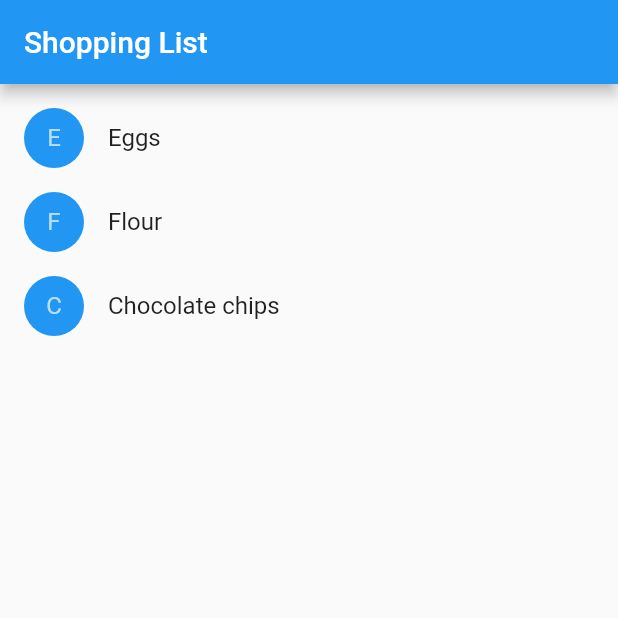
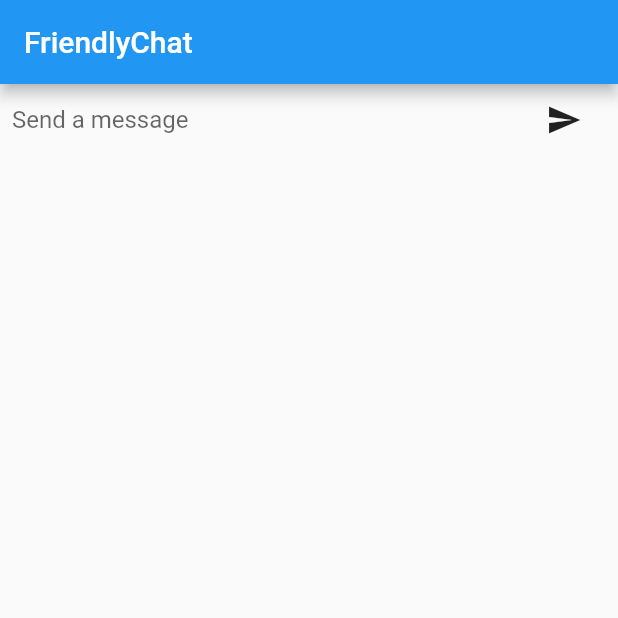
Before and after one commit to pizhihui/flutter_play, a Flutter app: the screen it shows after launch, on a phone screen of 412 x 824 dp, the top half of it. Run offline on Flutter 3.47's test engine with Material 2 defaults, Android fonts, the phone set to English and light mode, and no system bars.

Commit message:
聊天的一个demo代码

```diff
--- /dev/null
+++ b/lib/chatdemo/chat_screen.dart
@@ -0,0 +1,47 @@
+import 'package:flutter/material.dart';
+
+
+
+class ChatScreen extends StatefulWidget {
+  @override
+  _ChatScreenState createState() => _ChatScreenState();
+}
+
+class _ChatScreenState extends State<ChatScreen> {
+
+  final TextEditingController _textController = new TextEditingController();
+
+  void _handleSubmitted(String text) {
+    _textController.clear();
+  }
+
+  Widget _buildTextComposer() {
+    return Container(
+      margin: EdgeInsets.symmetric(horizontal: 8.0),
+      child: Row(
+        children: <Widget>[
+          new Flexible(
+            child: TextField(
+              controller: _textController,
+              onSubmitted: _handleSubmitted,
+              decoration: InputDecoration.collapsed(hintText: "Send a message"),
+            ),
+          ),
+          new Container(
+            margin: EdgeInsets.symmetric(horizontal: 4.0),
+            child: IconButton(icon: Icon(Icons.send), onPressed: () => _handleSubmitted(_textController.text)),
+          ),
+        ],
+      )
+    );
+  }
+
+
+  @override
+  Widget build(BuildContext context) {
+    return Scaffold(
+      appBar: AppBar(title: Text("FriendlyChat"),),
+      body: _buildTextComposer(),
+    );
+  }
+}
--- a/lib/main.dart
+++ b/lib/main.dart
@@ -8,33 +8,44 @@ import 'package:flutter_play/widgets/bottom_navigation_widget.dart';
 import 'package:flutter_play/widgets/list_view_demo.dart';
 import 'package:flutter_play/widgets/wechat_me_page.dart';
 
+import 'chatdemo/chat_screen.dart';
 import 'littlecart/shop_list_item.dart';
 
 //void main() => runApp(MyApp());
 
 void main(){
-  runApp(new MyApp());
+  runApp(new MyAPP());
+}
+
+class MyAPP extends StatelessWidget {
+  @override
+  Widget build(BuildContext context) {
+    return MaterialApp(
+      title: "FriendlyChat",
+      home: ChatScreen(),
+    );
+  }
 }
 
 
-class MyApp extends StatelessWidget {
-  // This widget is the root of your application.
-  @override
-  Widget build(BuildContext context) {
-    return MaterialApp(
-      title: 'Flutter Samples',
-      theme: ThemeData.light(),
-      home: ShoppingList(
-        productList: <Product>[
-          new Product(name: 'Eggs'),
-          new Product(name: 'Flour'),
-          new Product(name: 'Chocolate chips')
-        ],
-      )
-      ,
-    );
-  }
-}
+//class MyApp extends StatelessWidget {
+//  // This widget is the root of your application.
+//  @override
+//  Widget build(BuildContext context) {
+//    return MaterialApp(
+//      title: 'Flutter Samples',
+//      theme: ThemeData.light(),
+//      home: ShoppingList(
+//        productList: <Product>[
+//          new Product(name: 'Eggs'),
+//          new Product(name: 'Flour'),
+//          new Product(name: 'Chocolate chips')
+//        ],
+//      )
+//      ,
+//    );
+//  }
+//}
 
 //
 //class MyApp extends StatelessWidget {
```
Also changed, not shown: 1 other file.
